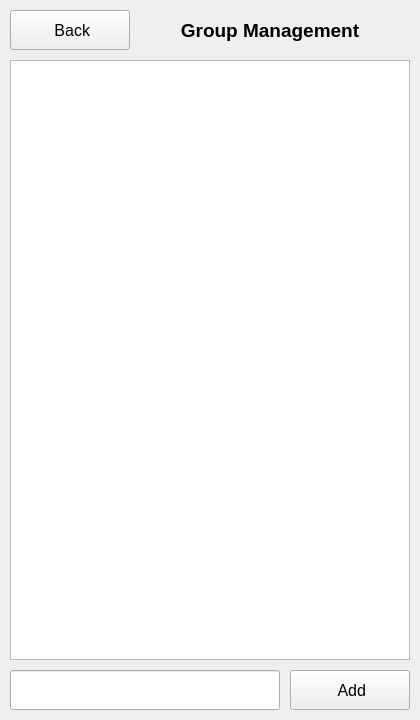
Qt form resource/view_controller/group_management_form/View.ui (muysengly/repo_attendance_system) before a commit.
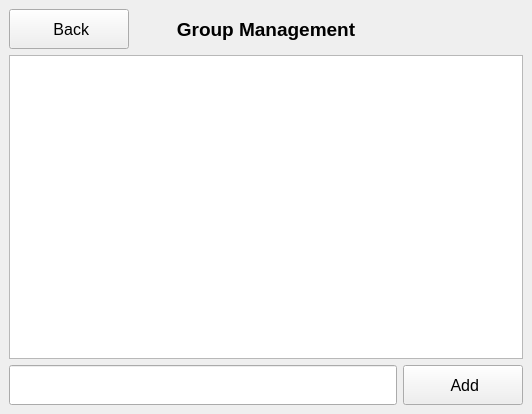
The same form after that commit.

```diff
--- a/resource/view_controller/group_management_form/View.ui
+++ b/resource/view_controller/group_management_form/View.ui
@@ -6,85 +6,48 @@
    <rect>
     <x>0</x>
     <y>0</y>
-    <width>420</width>
-    <height>720</height>
+    <width>532</width>
+    <height>414</height>
    </rect>
   </property>
   <property name="minimumSize">
    <size>
-    <width>420</width>
-    <height>720</height>
+    <width>0</width>
+    <height>0</height>
    </size>
   </property>
   <property name="maximumSize">
    <size>
-    <width>420</width>
-    <height>720</height>
+    <width>99999</width>
+    <height>99999</height>
    </size>
   </property>
   <property name="windowTitle">
    <string>MainWindow</string>
   </property>
   <widget class="QWidget" name="centralwidget">
-   <widget class="QPushButton" name="pushButton_add">
-    <property name="geometry">
-     <rect>
-      <x>290</x>
-      <y>670</y>
-      <width>120</width>
-      <height>40</height>
-     </rect>
-    </property>
-    <property name="font">
-     <font>
-      <pointsize>12</pointsize>
-     </font>
-    </property>
-    <property name="text">
-     <string> Add</string>
-    </property>
-   </widget>
-   <widget class="QLineEdit" name="lineEdit_group_name">
-    <property name="geometry">
-     <rect>
-      <x>10</x>
-      <y>670</y>
-      <width>270</width>
-      <height>40</height>
-     </rect>
-    </property>
-    <property name="font">
-     <font>
-      <pointsize>12</pointsize>
-     </font>
-    </property>
-   </widget>
-   <widget class="QListView" name="listView_group">
-    <property name="geometry">
-     <rect>
-      <x>10</x>
-      <y>60</y>
-      <width>400</width>
-      <height>600</height>
-     </rect>
-    </property>
-    <property name="font">
-     <font>
-      <pointsize>12</pointsize>
-     </font>
-    </property>
-    <property name="editTriggers">
-     <set>QAbstractItemView::DoubleClicked</set>
-    </property>
-   </widget>
+   <layout class="QVBoxLayout" name="verticalLayout">
+    <item>
+     <layout class="QHBoxLayout" name="horizontalLayout">
+      <item alignment="Qt::AlignLeft">
    <widget class="QPushButton" name="pushButton_back">
-    <property name="geometry">
-     <rect>
-      <x>10</x>
-      <y>10</y>
+        <property name="sizePolicy">
+         <sizepolicy hsizetype="Preferred" vsizetype="Preferred">
+          <horstretch>0</horstretch>
+          <verstretch>0</verstretch>
+         </sizepolicy>
+        </property>
+        <property name="minimumSize">
+         <size>
       <width>120</width>
       <height>40</height>
-     </rect>
+         </size>
+        </property>
+        <property name="maximumSize">
+         <size>
+          <width>120</width>
+          <height>40</height>
+         </size>
     </property>
     <property name="font">
      <font>
@@ -95,14 +58,20 @@
      <string> Back</string>
     </property>
    </widget>
+      </item>
+      <item alignment="Qt::AlignHCenter">
    <widget class="QLabel" name="label">
-    <property name="geometry">
-     <rect>
-      <x>140</x>
-      <y>10</y>
+        <property name="minimumSize">
+         <size>
       <width>260</width>
       <height>40</height>
-     </rect>
+         </size>
+        </property>
+        <property name="maximumSize">
+         <size>
+          <width>260</width>
+          <height>40</height>
+         </size>
     </property>
     <property name="font">
      <font>
@@ -117,6 +86,102 @@
      <set>Qt::AlignCenter</set>
     </property>
    </widget>
+      </item>
+      <item alignment="Qt::AlignRight">
+       <widget class="QLabel" name="label_2">
+        <property name="minimumSize">
+         <size>
+          <width>120</width>
+          <height>40</height>
+         </size>
+        </property>
+        <property name="maximumSize">
+         <size>
+          <width>120</width>
+          <height>40</height>
+         </size>
+        </property>
+        <property name="text">
+         <string/>
+        </property>
+       </widget>
+      </item>
+     </layout>
+    </item>
+    <item>
+     <widget class="QListView" name="listView_group">
+      <property name="minimumSize">
+       <size>
+        <width>400</width>
+        <height>300</height>
+       </size>
+      </property>
+      <property name="font">
+       <font>
+        <pointsize>12</pointsize>
+       </font>
+      </property>
+      <property name="editTriggers">
+       <set>QAbstractItemView::DoubleClicked</set>
+      </property>
+     </widget>
+    </item>
+    <item>
+     <layout class="QHBoxLayout" name="horizontalLayout_2">
+      <item>
+       <widget class="QLineEdit" name="lineEdit_group_name">
+        <property name="minimumSize">
+         <size>
+          <width>0</width>
+          <height>40</height>
+         </size>
+        </property>
+        <property name="maximumSize">
+         <size>
+          <width>16777215</width>
+          <height>40</height>
+         </size>
+        </property>
+        <property name="font">
+         <font>
+          <pointsize>12</pointsize>
+         </font>
+        </property>
+       </widget>
+      </item>
+      <item>
+       <widget class="QPushButton" name="pushButton_add">
+        <property name="sizePolicy">
+         <sizepolicy hsizetype="Preferred" vsizetype="Preferred">
+          <horstretch>0</horstretch>
+          <verstretch>0</verstretch>
+         </sizepolicy>
+        </property>
+        <property name="minimumSize">
+         <size>
+          <width>120</width>
+          <height>40</height>
+         </size>
+        </property>
+        <property name="maximumSize">
+         <size>
+          <width>120</width>
+          <height>40</height>
+         </size>
+        </property>
+        <property name="font">
+         <font>
+          <pointsize>12</pointsize>
+         </font>
+        </property>
+        <property name="text">
+         <string> Add</string>
+        </property>
+       </widget>
+      </item>
+     </layout>
+    </item>
+   </layout>
   </widget>
  </widget>
  <resources/>
```
Lines whose indentation alone changed are shown as unchanged.
